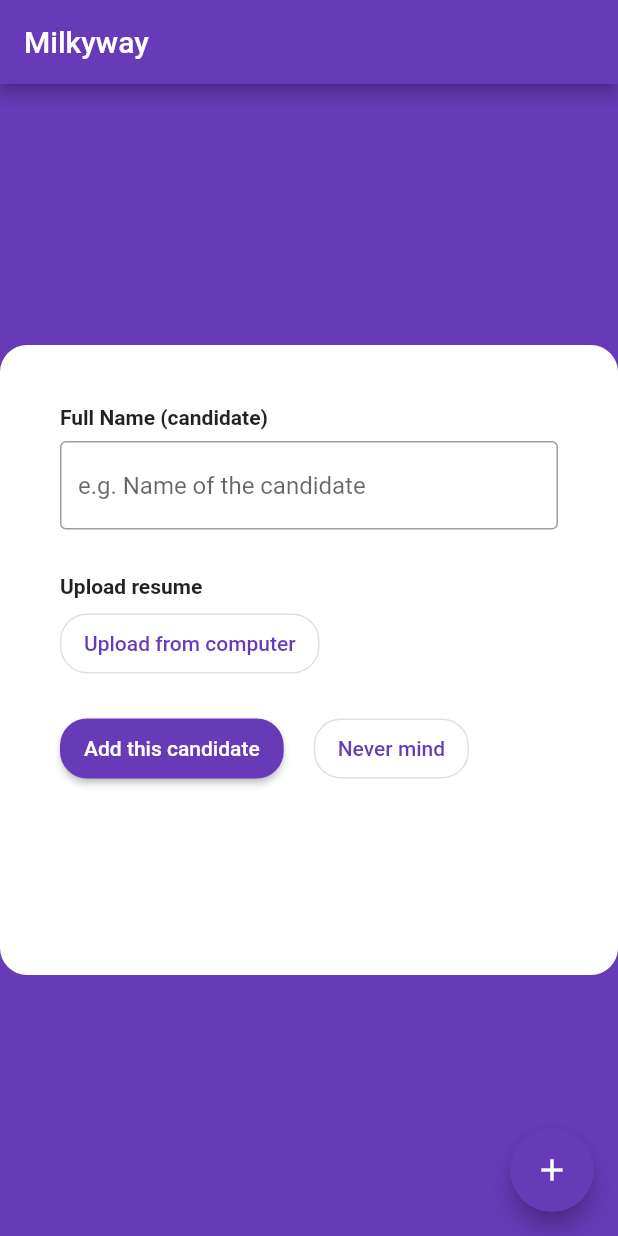
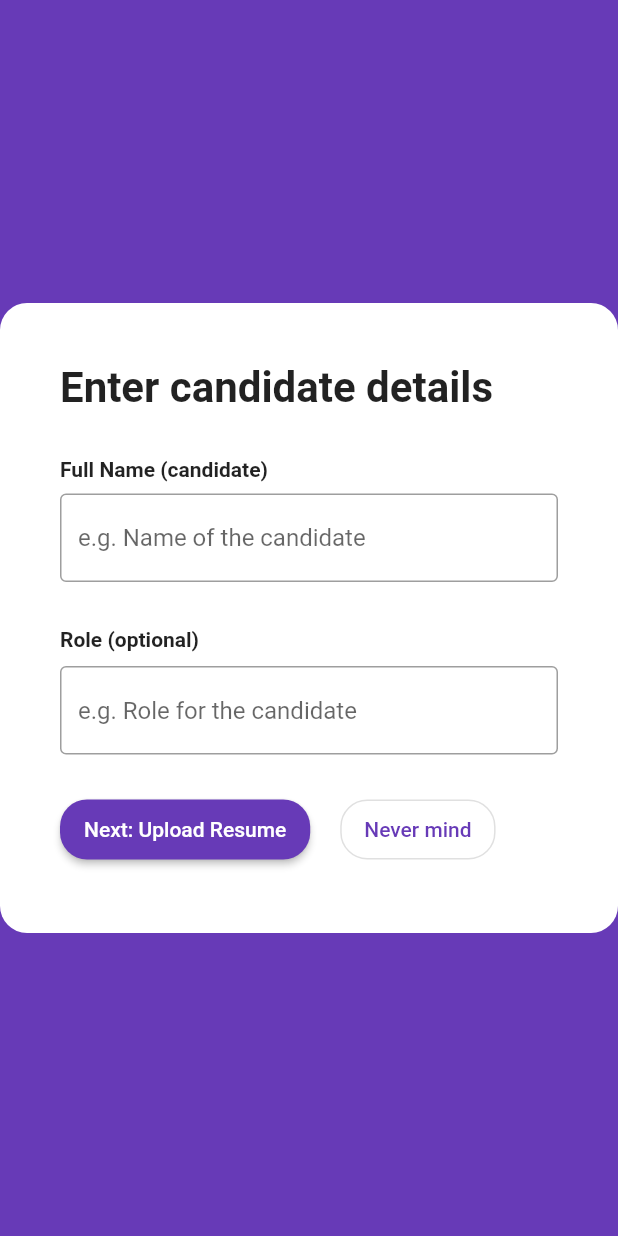
Before and after one commit to anmolkohli18/hireway, a Flutter app: the screen it shows after launch, on a phone screen of 412 x 824 dp. Run offline on Flutter 3.47's test engine with Material 2 defaults, Android fonts, the phone set to English and light mode, and no system bars; our stand-ins replace cloud_firestore, file_picker, firebase_auth, firebase_core, firebase_storage, flutter_svg and 1 more; missing offline and left inert: enough_mail, extension_google_sign_in_as_googleapis_auth, googleapis; accounts and stored records are empty.

Commit message:
add all files

```diff
--- /dev/null
+++ b/lib/candidate/basic_info.dart
@@ -0,0 +1,139 @@
+import 'package:flutter/material.dart';
+import 'package:milkyway/candidate/resume.dart';
+import 'package:milkyway/firebase/candidate/create.dart';
+import 'package:milkyway/firebase/auth/firebase_auth.dart';
+
+class CandidateBasicInfo extends StatefulWidget {
+  const CandidateBasicInfo({Key? key}) : super(key: key);
+
+  @override
+  State<StatefulWidget> createState() => _CandidateBasicInfoState();
+}
+
+class _CandidateBasicInfoState extends State<CandidateBasicInfo> {
+  String fullName = "";
+  String role = "";
+
+  final _formKey = GlobalKey<FormState>();
+
+  Future<void> createNewAccount() async {
+    if (_formKey.currentState!.validate()) {
+      addCandidate(fullName, role);
+    }
+  }
+
+  @override
+  Widget build(BuildContext context) {
+    return Scaffold(
+      body: Center(
+        child: Container(
+          width: 448,
+          height: 420,
+          padding: const EdgeInsets.all(40),
+          decoration: const BoxDecoration(
+              color: Colors.white,
+              borderRadius: BorderRadius.all(Radius.circular(18))),
+          child: Form(
+            key: _formKey,
+            child: Column(
+              crossAxisAlignment: CrossAxisAlignment.start,
+              children: [
+                const Padding(
+                  padding: EdgeInsets.only(bottom: 30),
+                  child: Text(
+                    "Enter candidate details",
+                    style: TextStyle(
+                      fontSize: 28,
+                      fontWeight: FontWeight.bold,
+                      //color: Colors.white
+                    ),
+                  ),
+                ),
+                const Padding(
+                  padding: EdgeInsets.only(bottom: 8.0),
+                  child: Text(
+                    "Full Name (candidate)",
+                    style: TextStyle(fontWeight: FontWeight.bold),
+                  ),
+                ),
+                TextFormField(
+                  validator: (value) {
+                    if (value == null || value.isEmpty) {
+                      return 'Please enter a candidate\'s name';
+                    }
+                    return null;
+                  },
+                  onChanged: (text) {
+                    setState(() {
+                      fullName = text;
+                    });
+                  },
+                  decoration: const InputDecoration(
+                      border: OutlineInputBorder(),
+                      hintText: "e.g. Name of the candidate"),
+                ),
+                const SizedBox(
+                  height: 30,
+                ),
+                const Text(
+                  "Role (optional)",
+                  style: TextStyle(fontWeight: FontWeight.bold),
+                ),
+                const SizedBox(
+                  height: 10,
+                ),
+                TextFormField(
+                  onChanged: (text) {
+                    setState(() {
+                      role = text;
+                    });
+                  },
+                  decoration: const InputDecoration(
+                      border: OutlineInputBorder(),
+                      hintText: "e.g. Role for the candidate"),
+                ),
+                const SizedBox(
+                  height: 30,
+                ),
+                Row(
+                  children: [
+                    Container(
+                      height: 40,
+                      padding: const EdgeInsets.only(right: 20),
+                      child: ElevatedButton(
+                          style: ButtonStyle(
+                              shape: MaterialStateProperty.all<
+                                      RoundedRectangleBorder>(
+                                  RoundedRectangleBorder(
+                                      borderRadius:
+                                          BorderRadius.circular(18)))),
+                          onPressed: () {
+                            Navigator.push(
+                                context,
+                                MaterialPageRoute(
+                                    builder: (context) =>
+                                        const CandidateResume()));
+                          },
+                          child: const Text("Next: Upload Resume")),
+                    ),
+                    SizedBox(
+                        height: 40,
+                        child: OutlinedButton(
+                            style: ButtonStyle(
+                                shape: MaterialStateProperty.all<
+                                        RoundedRectangleBorder>(
+                                    RoundedRectangleBorder(
+                                        borderRadius:
+                                            BorderRadius.circular(18)))),
+                            onPressed: signInUser,
+                            child: const Text("Never mind")))
+                  ],
+                )
+              ],
+            ),
+          ),
+        ),
+      ),
+    );
+  }
+}
--- a/lib/candidate/create.dart
+++ /dev/null
@@ -1,118 +0,0 @@
-import 'package:flutter/material.dart';
-import 'package:milkyway/firebase/candidate/create.dart';
-import 'package:milkyway/firebase/auth/firebase_auth.dart';
-import 'package:milkyway/firebase/storage/upload.dart';
-
-class AddCandidate extends StatefulWidget {
-  const AddCandidate({Key? key}) : super(key: key);
-
-  @override
-  State<StatefulWidget> createState() => _AddCandidateState();
-}
-
-class _AddCandidateState extends State<AddCandidate> {
-  String fullName = "";
-  String resume = "";
-
-  final _formKey = GlobalKey<FormState>();
-
-  Future<void> createNewAccount() async {
-    if (_formKey.currentState!.validate()) {
-      addCandidate(fullName, resume);
-    }
-  }
-
-  @override
-  Widget build(BuildContext context) {
-    return Container(
-      width: 448,
-      height: 420,
-      padding: const EdgeInsets.all(40),
-      decoration: const BoxDecoration(
-          color: Colors.white,
-          borderRadius: BorderRadius.all(Radius.circular(18))),
-      child: Form(
-        key: _formKey,
-        child: Column(
-          crossAxisAlignment: CrossAxisAlignment.start,
-          children: [
-            const Padding(
-              padding: EdgeInsets.only(bottom: 8.0),
-              child: Text(
-                "Full Name (candidate)",
-                style: TextStyle(fontWeight: FontWeight.bold),
-              ),
-            ),
-            TextFormField(
-              validator: (value) {
-                if (value == null || value.isEmpty) {
-                  return 'Please enter a candidate\'s name';
-                }
-                return null;
-              },
-              onChanged: (text) {
-                setState(() {
-                  fullName = text;
-                });
-              },
-              decoration: const InputDecoration(
-                  border: OutlineInputBorder(),
-                  hintText: "e.g. Name of the candidate"),
-            ),
-            const SizedBox(
-              height: 30,
-            ),
-            const Text(
-              "Upload resume",
-              style: TextStyle(fontWeight: FontWeight.bold),
-            ),
-            const SizedBox(
-              height: 10,
-            ),
-            SizedBox(
-                height: 40,
-                child: OutlinedButton(
-                    style: ButtonStyle(
-                        shape:
-                            MaterialStateProperty.all<RoundedRectangleBorder>(
-                                RoundedRectangleBorder(
-                                    borderRadius: BorderRadius.circular(18)))),
-                    onPressed: () =>
-                        selectAndUploadFile("client-name", fullName),
-                    child: const Text("Upload from computer"))),
-            const SizedBox(
-              height: 30,
-            ),
-            Row(
-              children: [
-                Container(
-                  height: 40,
-                  padding: const EdgeInsets.only(right: 20),
-                  child: ElevatedButton(
-                      style: ButtonStyle(
-                          shape:
-                              MaterialStateProperty.all<RoundedRectangleBorder>(
-                                  RoundedRectangleBorder(
-                                      borderRadius:
-                                          BorderRadius.circular(18)))),
-                      onPressed: createUserAccount,
-                      child: const Text("Add this candidate")),
-                ),
-                SizedBox(
-                    height: 40,
-                    child: OutlinedButton(
-                        style: ButtonStyle(
-                            shape: MaterialStateProperty.all<
-                                    RoundedRectangleBorder>(
-                                RoundedRectangleBorder(
-                                    borderRadius: BorderRadius.circular(18)))),
-                        onPressed: signInUser,
-                        child: const Text("Never mind")))
-              ],
-            )
-          ],
-        ),
-      ),
-    );
-  }
-}
--- a/lib/firebase/auth/firebase_auth.dart
+++ b/lib/firebase/auth/firebase_auth.dart
@@ -11,11 +11,14 @@ void firebaseAuth() {
   });
 }
 
-void createUserAccount() async {
+bool isLoggedIn() {
+  return FirebaseAuth.instance.currentUser != null;
+}
+
+void createUserAccount(String email, String password) async {
   try {
     UserCredential userCredential = await FirebaseAuth.instance
-        .createUserWithEmailAndPassword(
-            email: "anmol.kohli18@gmail.com", password: "SuperSecretPassword!");
+        .createUserWithEmailAndPassword(email: email, password: password);
     User? user = userCredential.user;
     if (user != null && !user.emailVerified) {
       await user.sendEmailVerification();
--- a/lib/firebase/candidate/create.dart
+++ b/lib/firebase/candidate/create.dart
@@ -1,9 +1,11 @@
+import 'package:cloud_firestore/cloud_firestore.dart';
 import 'package:milkyway/firebase/candidate/model.dart';
 
 Future<void> addCandidate(String fullName, String resume) {
   return candidates
-      .doc(fullName)
-      .set(Candidate(fullName: fullName, resume: resume))
+      .doc("candidate-name-or-id")
+      .set(Candidate(fullName: fullName, resume: resume),
+          SetOptions(merge: true))
       .then((value) => print("Candidate Added"))
       .catchError((error) => print("Failed to add candidate"));
 }
--- a/lib/main.dart
+++ b/lib/main.dart
@@ -1,8 +1,8 @@
 import 'package:firebase_core/firebase_core.dart';
 import 'package:flutter/material.dart';
-import 'package:milkyway/candidate/create.dart';
-import 'package:milkyway/documents/doc_structure.dart';
+import 'package:milkyway/candidate/basic_info.dart';
 import 'package:milkyway/firebase/auth/email_page.dart';
+import 'package:milkyway/firebase/auth/firebase_auth.dart';
 import 'package:milkyway/firebase/firebase_config.dart';
 
 void main() async {
@@ -22,35 +22,11 @@ class MyApp extends StatelessWidget {
         primarySwatch: Colors.deepPurple,
         scaffoldBackgroundColor: Colors.deepPurple,
       ),
-      home: const MyHomePage(
-        title: 'Milkyway',
-      ),
+      initialRoute: isLoggedIn() ? '/login' : '/',
+      routes: {
+        '/': (context) => const CandidateBasicInfo(),
+        '/login': (context) => const GetEmailForm()
+      },
     );
   }
 }
-
-class MyHomePage extends StatefulWidget {
-  const MyHomePage({Key? key, required this.title}) : super(key: key);
-
-  final String title;
-
-  @override
-  State<MyHomePage> createState() => _MyHomePageState();
-}
-
-class _MyHomePageState extends State<MyHomePage> {
-  @override
-  Widget build(BuildContext context) {
-    return Scaffold(
-      appBar: AppBar(
-        title: Text(widget.title),
-      ),
-      body: const Center(child: AddCandidate()),
-      floatingActionButton: FloatingActionButton(
-        onPressed: () {},
-        tooltip: 'Increment',
-        child: const Icon(Icons.add),
-      ),
-    );
-  }
-}
```
Also changed, not shown: lib/candidate/resume.dart (added, +89 -0 lines), lib/firebase/auth/email_page.dart (+19 -16 lines), lib/firebase/auth/password_page.dart (+21 -18 lines), lib/firebase/storage/upload.dart (+16 -2 lines).
